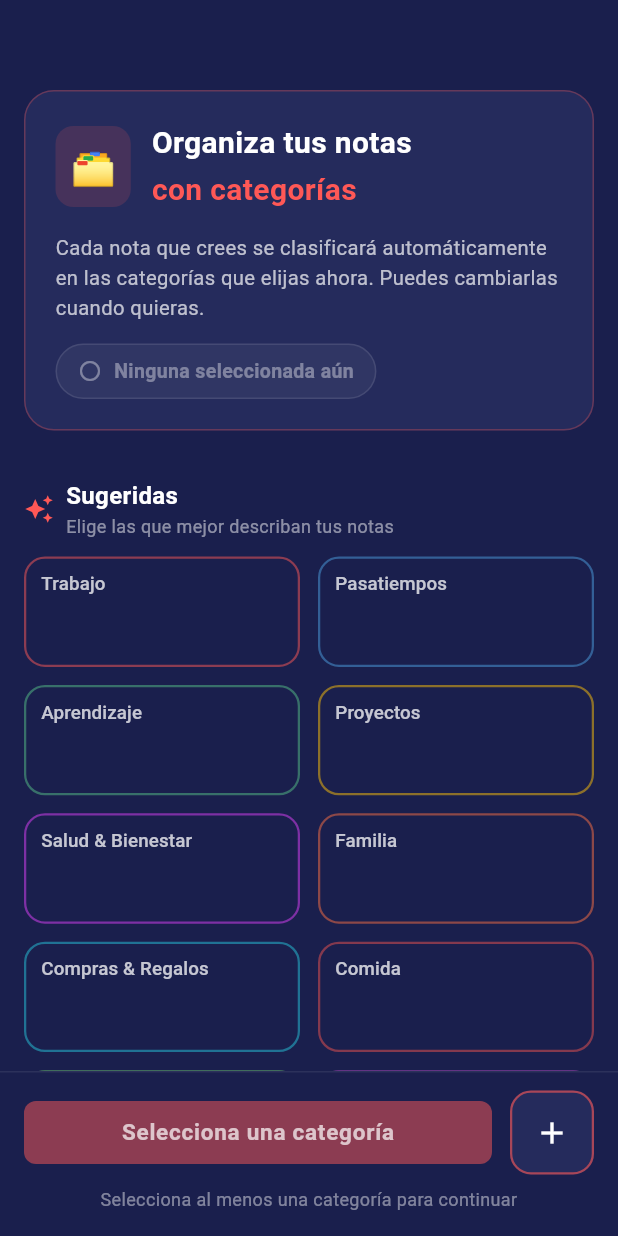
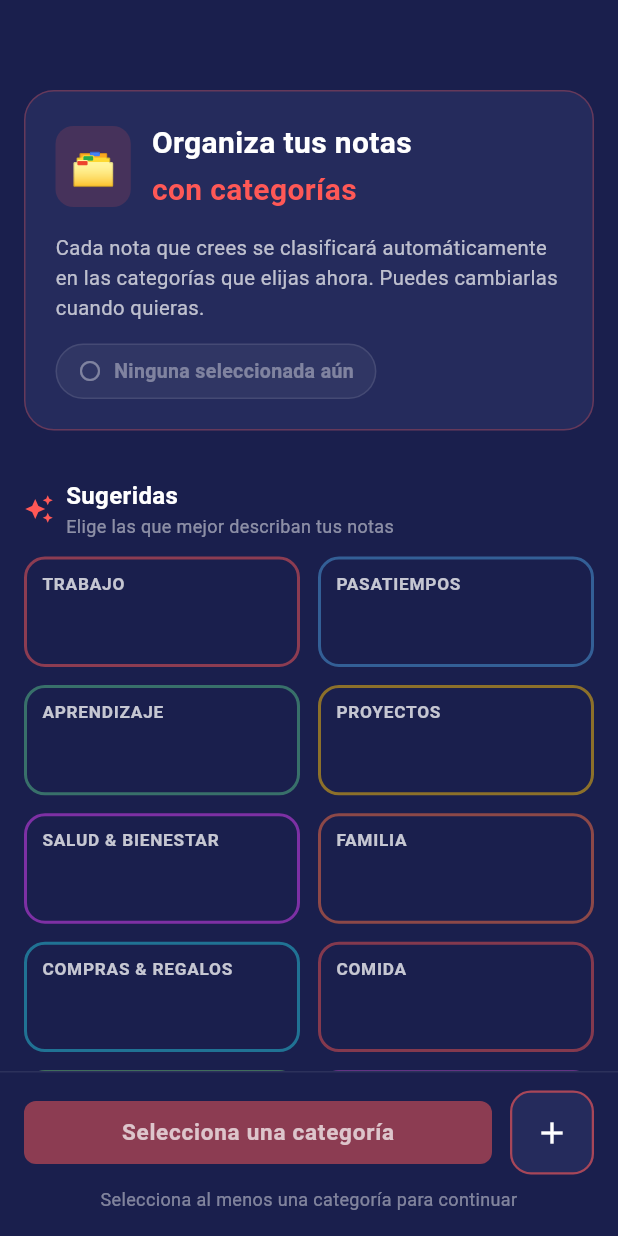
Before and after one commit to rubengonlab/HackUDC26, a Flutter app: the CategoriesScreen screen opened by its route, on a phone screen of 412 x 824 dp. Run offline on Flutter 3.47's test engine with Material 3 defaults, Android fonts, the phone set to English and light mode, and no system bars; our stand-ins replace go_router, image_picker; accounts and stored records are empty; network calls fail.

Commit message:
upgrade: mayusculas categorias

```diff
--- a/notes_app/lib/widgets/categories/category_chip.dart
+++ b/notes_app/lib/widgets/categories/category_chip.dart
@@ -78,7 +78,7 @@
           decoration: BoxDecoration(
             color: bgColor,
             borderRadius: BorderRadius.circular(14),
-            border: Border.all(color: borderColor, width: isSelected ? 2 : 1.5),
+            border: Border.all(color: borderColor, width: isSelected ? 2.2 : 2.0),
             boxShadow: isSelected
                 ? [
                     BoxShadow(
@@ -116,16 +116,16 @@
                     // Nombre
                     Expanded(
                       child: Text(
-                        cleanName,
+                        cleanName.toUpperCase(),
                         maxLines: 2,
                         overflow: TextOverflow.ellipsis,
                         style: TextStyle(
                           color: isSelected
                               ? Colors.white
                               : Colors.white.withValues(alpha: 0.75),
-                          fontWeight: isSelected ? FontWeight.w700 : FontWeight.w500,
-                          fontSize: 12.5,
-                          letterSpacing: 0.1,
+                          fontWeight: isSelected ? FontWeight.w800 : FontWeight.w600,
+                          fontSize: 11.5,
+                          letterSpacing: 0.5,
                         ),
                       ),
                     ),
```
Also changed, not shown: notes_app/lib/screens/notes/notes_screen.dart (+14 -11 lines), notes_app/lib/screens/notes/pending_screen.dart (+12 -9 lines), notes_app/lib/widgets/notes/new_note_sheet.dart (+7 -6 lines).
